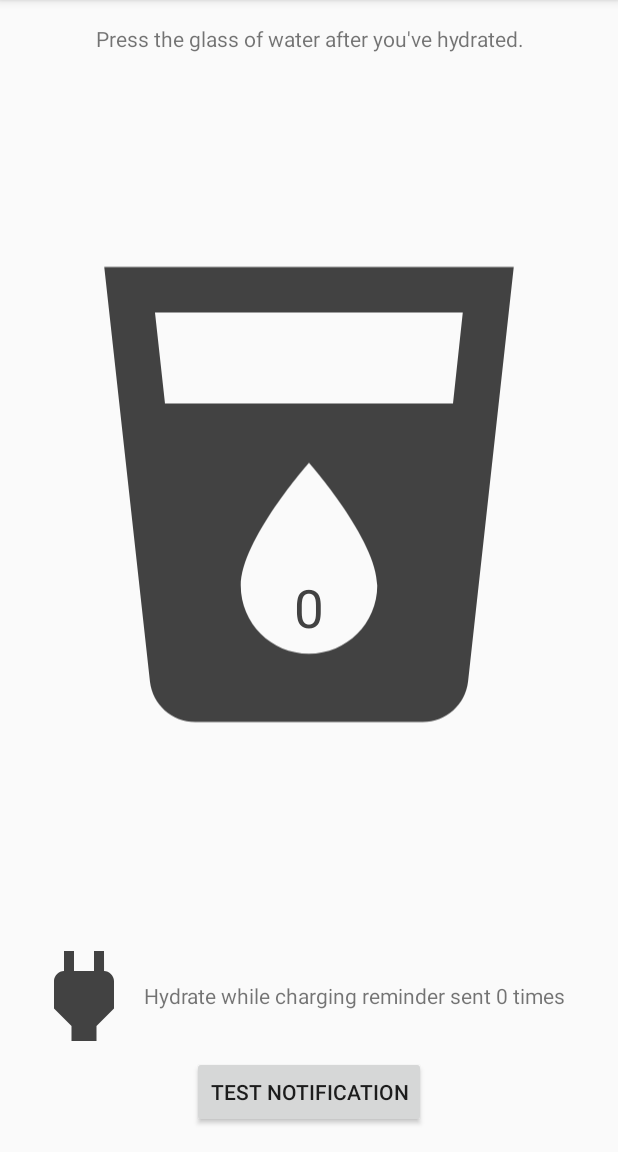
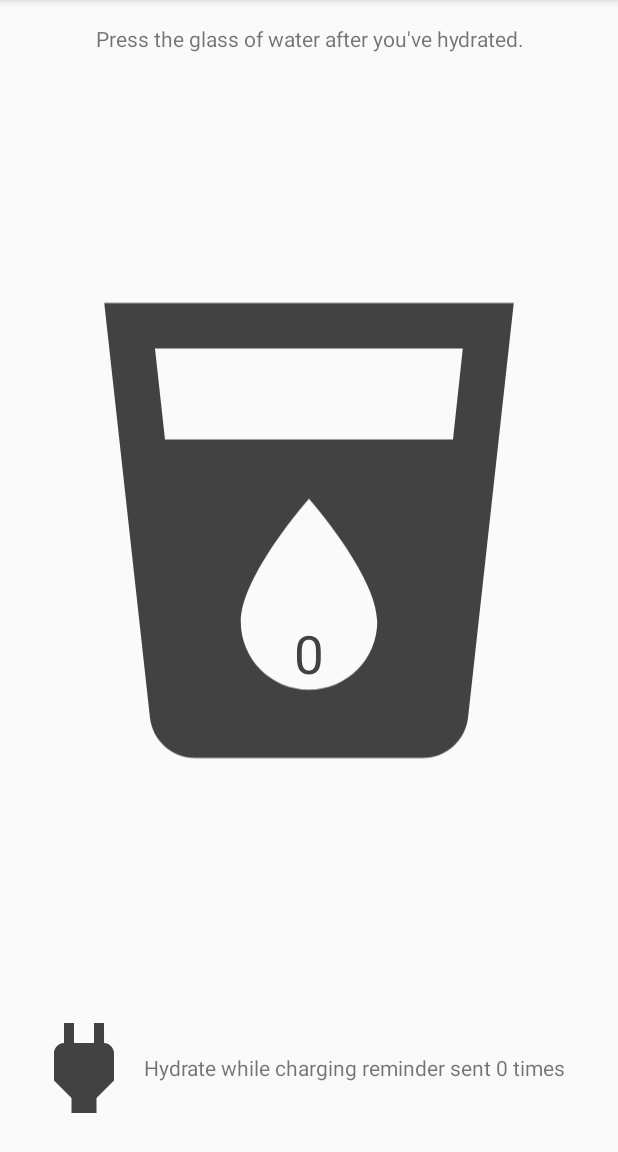
Before and after one commit to SergioKulyk/android-Background, an Android app: the screen it shows after launch (MainActivity), on a phone screen of 412 x 824 dp, the part 84-1236 px from its top. Run offline under Robolectric (Android 15) with nearby library versions, the phone set to English and light mode, and no system bars; libraries missing offline, so code that uses them is left out: com.firebase.jobdispatcher; 4 statements that could not run were skipped.

Commit message:
1.2 Add Firebase notification.

```diff
--- a/app/build.gradle
+++ b/app/build.gradle
@@ -25,4 +25,5 @@ dependencies {
     testImplementation 'junit:junit:4.12'
     androidTestImplementation 'com.android.support.test:runner:1.0.1'
     androidTestImplementation 'com.android.support.test.espresso:espresso-core:3.0.1'
+    compile 'com.firebase:firebase-jobdispatcher:0.5.0'
 }
--- a/app/src/main/java/com/example/android/background/MainActivity.java
+++ b/app/src/main/java/com/example/android/background/MainActivity.java
@@ -26,8 +26,8 @@ import android.widget.TextView;
 import android.widget.Toast;
 
 import com.example.android.background.sync.ReminderTasks;
+import com.example.android.background.sync.ReminderUtilities;
 import com.example.android.background.sync.WaterReminderIntentService;
-import com.example.android.background.utilities.NotificationUtils;
 import com.example.android.background.utilities.PreferenceUtilities;
 
 public class MainActivity extends AppCompatActivity implements
@@ -52,6 +52,8 @@ public class MainActivity extends AppCompatActivity implements
         /** Set the original values in the UI **/
         updateWaterCount();
         updateChargingReminderCount();
+        // COMPLETED (23) Schedule the charging reminder
+        ReminderUtilities.scheduleChargingReminder(this);
 
         /** Setup the shared preference listener **/
         SharedPreferences prefs = PreferenceManager.getDefaultSharedPreferences(this);
@@ -90,10 +92,7 @@ public class MainActivity extends AppCompatActivity implements
         startService(incrementWaterCountIntent);
     }
 
-
-    public void testNotification(View view) {
-        NotificationUtils.remindUserBecauseCharging(this);
-    }
+    // COMPLETED (24) Remove the button and testNotification code
 
     @Override
     protected void onDestroy() {
--- /dev/null
+++ b/app/src/main/java/com/example/android/background/sync/ReminderUtilities.java
@@ -0,0 +1,132 @@
+/*
+ * Copyright (C) 2016 The Android Open Source Project
+ *
+ * Licensed under the Apache License, Version 2.0 (the "License");
+ * you may not use this file except in compliance with the License.
+ * You may obtain a copy of the License at
+ *
+ *      http://www.apache.org/licenses/LICENSE-2.0
+ *
+ * Unless required by applicable law or agreed to in writing, software
+ * distributed under the License is distributed on an "AS IS" BASIS,
+ * WITHOUT WARRANTIES OR CONDITIONS OF ANY KIND, either express or implied.
+ * See the License for the specific language governing permissions and
+ * limitations under the License.
+ */
+package com.example.android.background.sync;
+
+import android.content.Context;
+import android.support.annotation.NonNull;
+
+import com.firebase.jobdispatcher.Constraint;
+import com.firebase.jobdispatcher.Driver;
+import com.firebase.jobdispatcher.FirebaseJobDispatcher;
+import com.firebase.jobdispatcher.GooglePlayDriver;
+import com.firebase.jobdispatcher.Job;
+import com.firebase.jobdispatcher.Lifetime;
+import com.firebase.jobdispatcher.Trigger;
+
+import java.util.concurrent.TimeUnit;
+
+public class ReminderUtilities {
+
+
+    // COMPLETED (15) Create three constants and one variable:
+    //  - REMINDER_INTERVAL_SECONDS should be an integer constant storing the number of seconds in 15 minutes
+    //  - SYNC_FLEXTIME_SECONDS should also be an integer constant storing the number of seconds in 15 minutes
+    //  - REMINDER_JOB_TAG should be a String constant, storing something like "hydration_reminder_tag"
+    //  - sInitialized should be a private static boolean variable which will store whether the job
+    //    has been activated or not
+    /*
+     * Interval at which to remind the user to drink water. Use TimeUnit for convenience, rather
+     * than writing out a bunch of multiplication ourselves and risk making a silly mistake.
+     */
+    private static final int REMINDER_INTERVAL_MINUTES = 1;
+    private static final int REMINDER_INTERVAL_SECONDS = (int) (TimeUnit.MINUTES.toSeconds(REMINDER_INTERVAL_MINUTES));
+    private static final int SYNC_FLEXTIME_SECONDS = REMINDER_INTERVAL_SECONDS;
+
+    private static final String REMINDER_JOB_TAG = "hydration_reminder_tag";
+
+    private static boolean sInitialized;
+
+    // COMPLETED (16) Create a synchronized, public static method called scheduleChargingReminder that takes
+    // in a context. This method will use FirebaseJobDispatcher to schedule a job that repeats roughly
+    // every REMINDER_INTERVAL_SECONDS when the phone is charging. It will trigger WaterReminderFirebaseJobService
+    // Checkout https://github.com/firebase/firebase-jobdispatcher-android for an example
+    synchronized public static void scheduleChargingReminder(@NonNull final Context context) {
+
+
+        // COMPLETED (17) If the job has already been initialized, return
+        if (sInitialized) return;
+
+        // COMPLETED (18) Create a new GooglePlayDriver
+        Driver driver = new GooglePlayDriver(context);
+        // COMPLETED (19) Create a new FirebaseJobDispatcher with the driver
+        FirebaseJobDispatcher dispatcher = new FirebaseJobDispatcher(driver);
+
+        // COMPLETED (20) Use FirebaseJobDispatcher's newJobBuilder method to build a job which:
+        // - has WaterReminderFirebaseJobService as it's service
+        // - has the tag REMINDER_JOB_TAG
+        // - only triggers if the device is charging
+        // - has the lifetime of the job as forever
+        // - has the job recur
+        // - occurs every 15 minutes with a window of 15 minutes. You can do this using a
+        //   setTrigger, passing in a Trigger.executionWindow
+        // - replaces the current job if it's already running
+        // Finally, you should build the job.
+        /* Create the Job to periodically create reminders to drink water */
+        Job constraintReminderJob = dispatcher.newJobBuilder()
+                /* The Service that will be used to write to preferences */
+                .setService(WaterReminderFirebaseJobService.class)
+                /*
+                 * Set the UNIQUE tag used to identify this Job.
+                 */
+                .setTag(REMINDER_JOB_TAG)
+                /*
+                 * Network constraints on which this Job should run. In this app, we're using the
+                 * device charging constraint so that the job only executes if the device is
+                 * charging.
+                 *
+                 * In a normal app, it might be a good idea to include a preference for this,
+                 * as different users may have different preferences on when you should be
+                 * syncing your application's data.
+                 */
+                .setConstraints(Constraint.DEVICE_CHARGING)
+                /*
+                 * setLifetime sets how long this job should persist. The options are to keep the
+                 * Job "forever" or to have it die the next time the device boots up.
+                 */
+                .setLifetime(Lifetime.FOREVER)
+                /*
+                 * We want these reminders to continuously happen, so we tell this Job to recur.
+                 */
+                .setRecurring(true)
+                /*
+                 * We want the reminders to happen every 15 minutes or so. The first argument for
+                 * Trigger class's static executionWindow method is the start of the time frame
+                 * when the
+                 * job should be performed. The second argument is the latest point in time at
+                 * which the data should be synced. Please note that this end time is not
+                 * guaranteed, but is more of a guideline for FirebaseJobDispatcher to go off of.
+                 */
+                .setTrigger(Trigger.executionWindow(
+                        REMINDER_INTERVAL_SECONDS,
+                        REMINDER_INTERVAL_SECONDS + SYNC_FLEXTIME_SECONDS))
+                /*
+                 * If a Job with the tag with provided already exists, this new job will replace
+                 * the old one.
+                 */
+                .setReplaceCurrent(true)
+                /* Once the Job is ready, call the builder's build method to return the Job */
+                .build();
+
+        // COMPLETED (21) Use dispatcher's schedule method to schedule the job
+        /* Schedule the Job with the dispatcher */
+        dispatcher.schedule(constraintReminderJob);
+
+        // COMPLETED (22) Set sInitialized to true to mark that we're done setting up the job
+        /* The job has been initialized */
+        sInitialized = true;
+    }
+
+}
--- a/app/src/main/res/layout/activity_main.xml
+++ b/app/src/main/res/layout/activity_main.xml
@@ -86,12 +86,4 @@
 
     </RelativeLayout>
 
-
-    <Button
-        android:layout_width="wrap_content"
-        android:layout_height="wrap_content"
-        android:layout_gravity="center"
-        android:onClick="testNotification"
-        android:text="Test Notification" />
-
 </LinearLayout>
```
Also changed, not shown: app/src/main/AndroidManifest.xml (+14 -0 lines), app/src/main/java/com/example/android/background/sync/ReminderTasks.java (+15 -3 lines), app/src/main/java/com/example/android/background/sync/WaterReminderFirebaseJobService.java (added, +101 -0 lines), app/src/main/java/com/example/android/background/utilities/NotificationUtils.java (+2 -21 lines).
